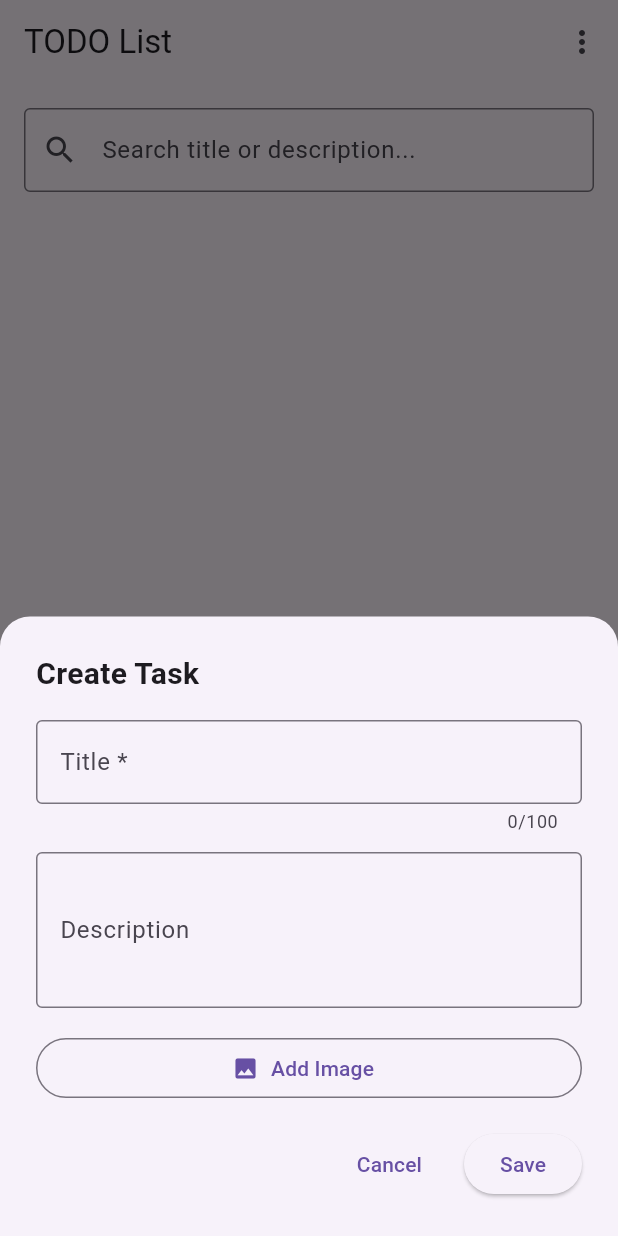
After one commit to fusethnd/todo-flutter, a Flutter app: the screen it shows after launch, after a tap on the "add" icon, on a phone screen of 412 x 824 dp. The commit adds this screen. Run offline on Flutter 3.47's test engine with Material 3 defaults, Android fonts, the phone set to English and light mode, and no system bars; our stand-ins replace flutter_riverpod, image_picker.

Commit message:
complete app

```diff
--- a/todo_swiftdynamics/lib/data/datasources/todo_local_datasource.dart
+++ b/todo_swiftdynamics/lib/data/datasources/todo_local_datasource.dart
@@ -27,8 +27,7 @@ class TodoLocalDatasourceImpl implements TodoLocalDataSource {
       final List<dynamic> jsonData = jsonDecode(contents);
       return jsonData.map((json) => TodoModel.fromJson(json)).toList();
     } catch (e) {
-      // throw Exception('Failed to load todos: $e');
-      return []; // Return empty list on error to avoid crashing the app
+      throw Exception('Failed to load todos: $e');
     }
   }
 
--- /dev/null
+++ b/todo_swiftdynamics/lib/domain/usecases/searching_todo.dart
@@ -0,0 +1,12 @@
+import '../entities/todo.dart';
+
+class SearchingTodo {
+  List<Todo> call(List<Todo> todos, String query) {
+    if (query.trim().isEmpty) return todos;
+
+    final lowerQuery = query.toLowerCase();
+    return todos
+        .where((todo) => todo.title.toLowerCase().contains(lowerQuery) || todo.description.toLowerCase().contains(lowerQuery))
+        .toList();
+  }
+}
--- /dev/null
+++ b/todo_swiftdynamics/lib/domain/usecases/sorting_todo.dart
@@ -0,0 +1,26 @@
+import '../entities/todo.dart';
+
+enum SortBy {date, title, status}
+
+class SortingTodo {
+  List<Todo> call(List<Todo> todos, SortBy sortBy) {
+    final sortedList = List<Todo>.from(todos);
+
+    switch (sortBy) {
+      case SortBy.title:
+        sortedList.sort((a, b) => a.title.compareTo(b.title));
+        break;
+      case SortBy.date:
+        sortedList.sort((a, b) => b.createdAt.compareTo(a.createdAt));
+        break;
+      case SortBy.status:
+        sortedList.sort((a, b) {
+          final aStatus = a.status == TodoStatus.IN_PROGRESS ? 0 : 1;
+          final bStatus = b.status == TodoStatus.IN_PROGRESS ? 0 : 1;
+          return aStatus.compareTo(bStatus);
+      });
+      break;
+    }
+    return sortedList;
+  }
+}
--- a/todo_swiftdynamics/lib/main.dart
+++ b/todo_swiftdynamics/lib/main.dart
@@ -17,7 +17,7 @@ class MyApp extends StatelessWidget {
   Widget build(BuildContext context) {
     return MaterialApp(
       title: 'To-do',
-      home: const HomePage(),
+      home: const HomeScreen(),
     );
   }
 }
--- /dev/null
+++ b/todo_swiftdynamics/lib/presentation/providers/filtered_todos_provider.dart
@@ -0,0 +1,19 @@
+import 'package:flutter_riverpod/flutter_riverpod.dart';
+
+import '../../domain/entities/todo.dart';
+import 'todo_list_provider.dart';
+import 'searching_provider.dart';
+import 'sort_by_provider.dart';
+import 'usecase_providers.dart';
+
+final filteredTodosProvider = Provider<AsyncValue<List<Todo>>>((ref) {
+  final todoState = ref.watch(todoListProvider);
+  final query = ref.watch(searchingProvider);
+  final sortBy = ref.watch(sortByProvider);
+
+  return todoState.whenData((todos) {
+    final filtered = ref.read(searchingTodoUseCaseProvider).call(todos, query);
+    final sorted = ref.read(sortingTodoUseCaseProvider).call(filtered, sortBy);
+    return sorted;
+  });
+});
--- a/todo_swiftdynamics/lib/presentation/screen/home_screen.dart
+++ b/todo_swiftdynamics/lib/presentation/screen/home_screen.dart
@@ -1,77 +1,130 @@
+import 'dart:convert';
+
 import 'package:flutter/material.dart';
 import 'package:flutter_riverpod/flutter_riverpod.dart';
-import 'package:uuid/uuid.dart';
 import '../../domain/entities/todo.dart';
-import '../providers/todo_provider.dart';
+import '../providers/todo_list_provider.dart';
+import '../widgets/todo_form.dart';
+import '../../domain/usecases/sorting_todo.dart';
+import '../providers/filtered_todos_provider.dart';
+import '../providers/searching_provider.dart';
+import '../providers/sort_by_provider.dart';
+import '../providers/todo_list_provider.dart';
 
-class HomePage extends ConsumerWidget {
-  const HomePage({super.key});
+class HomeScreen extends ConsumerWidget {
+  const HomeScreen({super.key});
 
   @override
   Widget build(BuildContext context, WidgetRef ref) {
-    // 1. รับฟังสถานะของ TodoList (Data, Loading, หรือ Error)
-    final todoState = ref.watch(todoListProvider);
+    final filteredTodosState = ref.watch(filteredTodosProvider);
+    final currentSortMode = ref.watch(sortByProvider);
 
     return Scaffold(
-      appBar: AppBar(title: const Text('My TODOs')),
-      body: todoState.when(
-        // กรณีมีข้อมูล (Data)
-        data: (todos) => todos.isEmpty
-          ? const Center(child: Text('ยังไม่มีงานเลยยย'))
-          : ListView.builder(
+      appBar: AppBar(
+        title: const Text('TODO List'),
+        actions: [
+          PopupMenuButton<SortBy>(
+            initialValue: currentSortMode,
+            onSelected: (SortBy value) => ref.read(sortByProvider.notifier).state = value,
+            itemBuilder: (BuildContext context) => <PopupMenuEntry<SortBy>>[
+              const PopupMenuItem<SortBy>(
+                value: SortBy.date,
+                child: Row(children: [Icon(Icons.calendar_today), SizedBox(width: 8), Text('Sort by Date')]),
+              ),
+              const PopupMenuItem<SortBy>(
+                value: SortBy.title,
+                child: Row(children: [Icon(Icons.text_fields), SizedBox(width: 8), Text('Sort by Title')]),
+              ),
+              const PopupMenuItem<SortBy>(
+                value: SortBy.status,
+                child: Row(children: [Icon(Icons.check_circle), SizedBox(width: 8), Text('Sort by Status')]),
+              ),
+            ],
+          ),
+        ],
+      ),
+      body: Column(
+        children: [
+          Padding(
+            padding: const EdgeInsets.fromLTRB(16, 16, 16, 8),
+            child: TextField(
+              decoration: const InputDecoration(
+                hintText: 'Search title or description...',
+                prefixIcon: Icon(Icons.search),
+                border: OutlineInputBorder(),
+              ),
+              onChanged: (value) => ref.read(searchingProvider.notifier).state = value,
+            ),
+          ),
+          Expanded(
+            child: filteredTodosState.when(
+              data: (todos) {
+                if (todos.isEmpty) return const Center(child: Text('No tasks found.'));
+
+                return ListView.builder(
                   itemCount: todos.length,
                   itemBuilder: (context, index) {
                     final todo = todos[index];
                     return Dismissible(
                       key: Key(todo.id),
-                  background: Container(color: Colors.red, child: Icon(Icons.delete)),
+                      background: Container(color: Colors.red, child: const Icon(Icons.delete, color: Colors.white)),
                       onDismissed: (direction) {
                         ref.read(todoListProvider.notifier).removeTodo(todo.id);
                       },
                       child: ListTile(
-                  title: Text(todo.title),
-                  subtitle: Text(todo.description),
-                  trailing: Icon(
-                    todo.status == TodoStatus.COMPLETED
-                      ? Icons.check_circle
-                      : Icons.radio_button_unchecked,
-                    color: todo.status == TodoStatus.COMPLETED ? Colors.green : null,
-                  ),
-                  onTap: () {
-                    // ทดสอบกดอัปเดตสถานะงาน
+                        leading: Checkbox(
+                          value: todo.status == TodoStatus.COMPLETED,
+                          onChanged: (bool? value) {
                             final updatedTodo = Todo(
-                      id: todo.id,
-                      title: todo.title,
-                      description: todo.description,
-                      createdAt: todo.createdAt,
+                              id: todo.id, title: todo.title, description: todo.description,
+                              createdAt: DateTime.now(),
                               image: todo.image,
-                      status: todo.status == TodoStatus.COMPLETED
-                        ? TodoStatus.IN_PROGRESS
-                        : TodoStatus.COMPLETED,
+                              status: value == true ? TodoStatus.COMPLETED : TodoStatus.IN_PROGRESS,
                             );
                             ref.read(todoListProvider.notifier).updateExistingTodo(updatedTodo);
                           },
-                ));
+                        ),
+                        title: Text(
+                          todo.title,
+                          style: TextStyle(decoration: todo.status == TodoStatus.COMPLETED ? TextDecoration.lineThrough : null),
+                        ),
+                        subtitle: Column(
+                          crossAxisAlignment: CrossAxisAlignment.start,
+                          children: [
+                            if (todo.description.isNotEmpty) Text(todo.description),
+                            Text(
+                              '${todo.createdAt.day}/${todo.createdAt.month}/${todo.createdAt.year}',
+                              style: const TextStyle(fontSize: 12, color: Colors.grey),
+                            ),
+                          ],
+                        ),
+
+                        trailing: todo.image != null
+                          ? ClipRRect(
+                              borderRadius: BorderRadius.circular(4),
+                              child: Image.memory(
+                                base64Decode(todo.image!),
+                                width: 50,
+                                height: 50,
+                                fit: BoxFit.cover,
+                              ),
+                            )
+                          : null,
+
+                        onTap: () => TodoForm.show(context, todo: todo),
+                      ),
+                    );
                   },
-            ),
-        // กรณีรอโหลด (Loading)
+                );
+              },
               loading: () => const Center(child: CircularProgressIndicator()),
-        // กรณีเกิดข้อผิดพลาด (Error)
               error: (err, stack) => Center(child: Text('Error: $err')),
             ),
+          ),
+        ],
+      ),
       floatingActionButton: FloatingActionButton(
-        onPressed: () {
-          // ทดสอบกดเพิ่มข้อมูลแบบ Simple
-          final newTodo = Todo(
-            id: const Uuid().v4(),
-            title: 'งานใหม่ที่ ${DateTime.now().second}',
-            description: 'สร้างขึ้นมาเพื่อทดสอบระบบ',
-            createdAt: DateTime.now(),
-            status: TodoStatus.IN_PROGRESS,
-          );
-
-          ref.read(todoListProvider.notifier).addNewTodo(newTodo);
-        },
+        onPressed: () => TodoForm.show(context),
         child: const Icon(Icons.add),
       ),
     );
--- /dev/null
+++ b/todo_swiftdynamics/lib/presentation/widgets/todo_form.dart
@@ -0,0 +1,213 @@
+import 'dart:convert';
+import 'dart:io';
+
+import 'package:flutter/material.dart';
+import 'package:flutter_riverpod/flutter_riverpod.dart';
+import 'package:image_picker/image_picker.dart';
+import 'package:uuid/uuid.dart';
+
+import '../../core/image_converter.dart';
+import '../../domain/entities/todo.dart';
+import '../providers/todo_list_provider.dart';
+
+class TodoForm extends ConsumerStatefulWidget {
+  final Todo? existingTodo;
+
+  const TodoForm({super.key, this.existingTodo});
+
+  static void show(BuildContext context, {Todo? todo}) {
+    final isLargeScreen = MediaQuery.of(context).size.shortestSide > 600;
+
+    if (isLargeScreen) {
+      showDialog(
+        context: context,
+        builder: (context) => AlertDialog(
+          shape: RoundedRectangleBorder(borderRadius: BorderRadius.circular(16)),
+          content: SizedBox(
+            width: 400,
+            child: TodoForm(existingTodo: todo),
+          ),
+        ),
+      );
+    } else {
+      showModalBottomSheet(
+        context: context,
+        isScrollControlled: true,
+        shape: const RoundedRectangleBorder(
+          borderRadius: BorderRadius.vertical(top: Radius.circular(20)),
+        ),
+        builder: (context) => TodoForm(existingTodo: todo),
+      );
+    }
+  }
+
+  @override
+  ConsumerState<TodoForm> createState() => _TodoFormState();
+}
+
+class _TodoFormState extends ConsumerState<TodoForm> {
+  late final TextEditingController _titleController;
+  late final TextEditingController _descController;
+
+  // 🌟 1. ตัวแปรเก็บรูปภาพ (เก็บเป็น Base64 String)
+  String? _imageBase64;
+  final ImagePicker _picker = ImagePicker();
+
+  @override
+  void initState() {
+    super.initState();
+    _titleController = TextEditingController(text: widget.existingTodo?.title ?? '');
+    _descController = TextEditingController(text: widget.existingTodo?.description ?? '');
+
+    // 🌟 ดึงรูปเก่ามาแสดง (ถ้ามี)
+    _imageBase64 = widget.existingTodo?.image;
+  }
+
+  @override
+  void dispose() {
+    _titleController.dispose();
+    _descController.dispose();
+    super.dispose();
+  }
+
+  // 🌟 2. ฟังก์ชันเปิดแกลเลอรีและแปลงรูปเป็น Base64
+  Future<void> _pickImage() async {
+    try {
+      final XFile? image = await _picker.pickImage(
+        source: ImageSource.gallery,
+        imageQuality: 50, // ลดคุณภาพนิดหน่อยเพื่อไม่ให้ Base64 ยาวเกินไป
+      );
+
+      if (image != null) {
+        final File file = File(image.path);
+        // เรียกใช้ ImageConverter ที่คุณสร้างไว้
+        final String base64String = await ImageConverter.toBase64(file);
+
+        setState(() {
+          _imageBase64 = base64String;
+        });
+      }
+    } catch (e) {
+      if (mounted) {
+        ScaffoldMessenger.of(context).showSnackBar(
+          SnackBar(content: Text('Failed to pick image: $e')),
+        );
+      }
+    }
+  }
+
+  // ฟังก์ชันสำหรับลบรูป
+  void _removeImage() {
+    setState(() {
+      _imageBase64 = null;
+    });
+  }
+
+  void _handleSave() {
+    final title = _titleController.text.trim();
+    final description = _descController.text.trim();
+
+    if (title.isNotEmpty) {
+      final todo = Todo(
+        id: widget.existingTodo?.id ?? const Uuid().v4(),
+        title: title,
+        description: description,
+        createdAt: DateTime.now(), // ประทับเวลาใหม่เสมอ
+        image: _imageBase64,       // 🌟 ส่งรูปที่แปลงแล้วไปให้ Model
+        status: widget.existingTodo?.status ?? TodoStatus.IN_PROGRESS,
+      );
+
+      if (widget.existingTodo == null) {
+        ref.read(todoListProvider.notifier).addNewTodo(todo);
+      } else {
+        ref.read(todoListProvider.notifier).updateExistingTodo(todo);
+      }
+      Navigator.pop(context);
+    }
+  }
+
+  @override
+  Widget build(BuildContext context) {
+    return Padding(
+      padding: EdgeInsets.only(
+        bottom: MediaQuery.of(context).viewInsets.bottom,
+        left: 24, right: 24, top: 24,
+      ),
+      child: Column(
+        mainAxisSize: MainAxisSize.min,
+        crossAxisAlignment: CrossAxisAlignment.stretch,
+        children: [
+          Text(
+            widget.existingTodo == null ? 'Create Task' : 'Edit Task',
+            style: const TextStyle(fontSize: 20, fontWeight: FontWeight.bold),
+          ),
+          const SizedBox(height: 16),
+          TextField(
+            controller: _titleController,
+            maxLength: 100,
+            decoration: const InputDecoration(
+              labelText: 'Title *',
+              border: OutlineInputBorder(),
+            ),
+          ),
+          const SizedBox(height: 12),
+          TextField(
+            controller: _descController,
+            maxLines: 3,
+            decoration: const InputDecoration(
+              labelText: 'Description',
+              border: OutlineInputBorder(),
+            ),
+          ),
+          const SizedBox(height: 16),
+
+          // 🌟 3. ส่วน UI สำหรับแสดงและเลือกรูปภาพ
+          if (_imageBase64 != null) ...[
+            Stack(
+              alignment: Alignment.topRight,
+              children: [
+                ClipRRect(
+                  borderRadius: BorderRadius.circular(8),
+                  child: Image.memory(
+                    base64Decode(_imageBase64!),
+                    height: 150,
+                    width: double.infinity,
+                    fit: BoxFit.cover,
+                  ),
+                ),
+                IconButton(
+                  icon: const Icon(Icons.cancel, color: Colors.white, shadows: [Shadow(blurRadius: 2)]),
+                  onPressed: _removeImage,
+                ),
+              ],
+            ),
+            const SizedBox(height: 16),
+          ] else ...[
+            OutlinedButton.icon(
+              onPressed: _pickImage,
+              icon: const Icon(Icons.image),
+              label: const Text('Add Image'),
+            ),
+            const SizedBox(height: 16),
+          ],
+
+          Row(
+            mainAxisAlignment: MainAxisAlignment.end,
+            children: [
+              TextButton(
+                onPressed: () => Navigator.pop(context),
+                child: const Text('Cancel'),
+              ),
+              const SizedBox(width: 16),
+              ElevatedButton(
+                onPressed: _handleSave,
+                child: const Text('Save'),
+              ),
+            ],
+          ),
+          const SizedBox(height: 24),
+        ],
+      ),
+    );
+  }
+}
--- /dev/null
+++ b/todo_swiftdynamics/lib/presentation/widgets/todo_item.dart
@@ -0,0 +1,34 @@
+import 'package:flutter/material.dart';
+
+class TodoItem extends StatelessWidget {
+  final String title;
+  final String? description;
+  final bool completed;
+  final VoidCallback? onTap;
+
+  const TodoItem({
+    Key? key,
+    required this.title,
+    this.description,
+    this.completed = false,
+    this.onTap,
+  }) : super(key: key);
+
+  @override
+  Widget build(BuildContext context) {
+    return ListTile(
+      onTap: onTap,
+      leading: Checkbox(
+        value: completed,
+        onChanged: (_) => onTap?.call(),
+      ),
+      title: Text(
+        title,
+        style: TextStyle(
+          decoration: completed ? TextDecoration.lineThrough : null,
+        ),
+      ),
+      subtitle: description != null ? Text(description!) : null,
+    );
+  }
+}
```
Also changed, not shown: todo_swiftdynamics/lib/data/repositories/todo_repository_impl.dart (+0 -53 lines), todo_swiftdynamics/lib/presentation/providers/searching_provider.dart (added, +12 -0 lines), todo_swiftdynamics/lib/presentation/providers/sort_by_provider.dart (added, +13 -0 lines), todo_swiftdynamics/lib/presentation/providers/todo_list_provider.dart (renamed from todo_swiftdynamics/lib/presentation/providers/todo_provider.dart, +2 -17 lines), todo_swiftdynamics/lib/presentation/providers/usecase_providers.dart (added, +23 -0 lines), todo_swiftdynamics/lib/presentation/widgets/custom_button.dart (added), 4 other files. Lines whose indentation alone changed are shown as unchanged.
